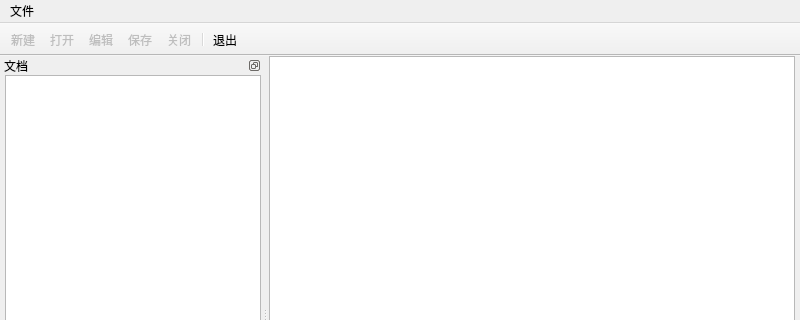
yileiren/YDocManager, file mainwindow.ui: the form before one commit; both pictures show x 0 to 800 and y 0 to 320 of the 800 by 600 pixel window.
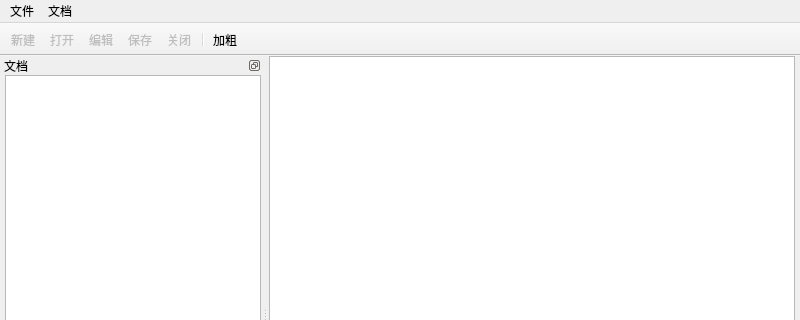
The form after the commit. Icons and pictures are not drawn. Custom widgets are drawn as their Qt base class.

Commit message: 测试加粗功能

```diff
--- a/mainwindow.ui
+++ b/mainwindow.ui
@@ -73,7 +73,7 @@
      <x>0</x>
      <y>0</y>
      <width>800</width>
-     <height>23</height>
+     <height>25</height>
     </rect>
    </property>
    <widget class="QMenu" name="menu">
@@ -88,7 +88,16 @@
     <addaction name="separator"/>
     <addaction name="exitAction"/>
    </widget>
+   <widget class="QMenu" name="menu_2">
+    <property name="title">
+     <string>文档</string>
+    </property>
+    <addaction name="setBoldAction"/>
+    <addaction name="setItalicAction"/>
+    <addaction name="setUnderlineAction"/>
+   </widget>
    <addaction name="menu"/>
+   <addaction name="menu_2"/>
   </widget>
   <widget class="QToolBar" name="mainToolBar">
    <property name="enabled">
@@ -118,7 +127,7 @@
    <addaction name="saveDocAction"/>
    <addaction name="closeDocAction"/>
    <addaction name="separator"/>
-   <addaction name="exitAction"/>
+   <addaction name="setBoldAction"/>
   </widget>
   <widget class="QStatusBar" name="statusBar">
    <property name="contextMenuPolicy">
@@ -293,6 +302,21 @@
     <string>编辑文档</string>
    </property>
   </action>
+  <action name="setBoldAction">
+   <property name="text">
+    <string>加粗</string>
+   </property>
+  </action>
+  <action name="setItalicAction">
+   <property name="text">
+    <string>倾斜</string>
+   </property>
+  </action>
+  <action name="setUnderlineAction">
+   <property name="text">
+    <string>下划线</string>
+   </property>
+  </action>
  </widget>
  <layoutdefault spacing="6" margin="11"/>
  <customwidgets>
```
The commit also changes 2 other files.
